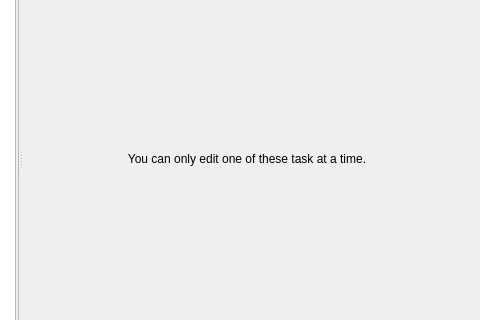
Old version of the form resources/dialog.ui in the repository shotgunsoftware/tk-multi-publish2; both pictures show x 257 to 737 and y 124 to 444 of the 737 by 615 pixel window.
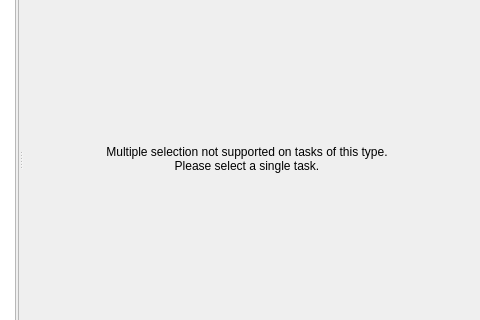
New version of the form. Icons and pictures are not drawn. Custom widgets are drawn as their Qt base class.

Commit message: updated the message when a task can be multi edited

```diff
--- a/resources/dialog.ui
+++ b/resources/dialog.ui
@@ -693,7 +693,8 @@
                   <item>
                    <widget class="QLabel" name="label_2">
                     <property name="text">
-                     <string>You can only edit one of these task at a time.</string>
+                     <string>Multiple selection not supported on tasks of this type.
+Please select a single task.</string>
                     </property>
                     <property name="alignment">
                      <set>Qt::AlignCenter</set>
```
The commit also changes 2 other files.
